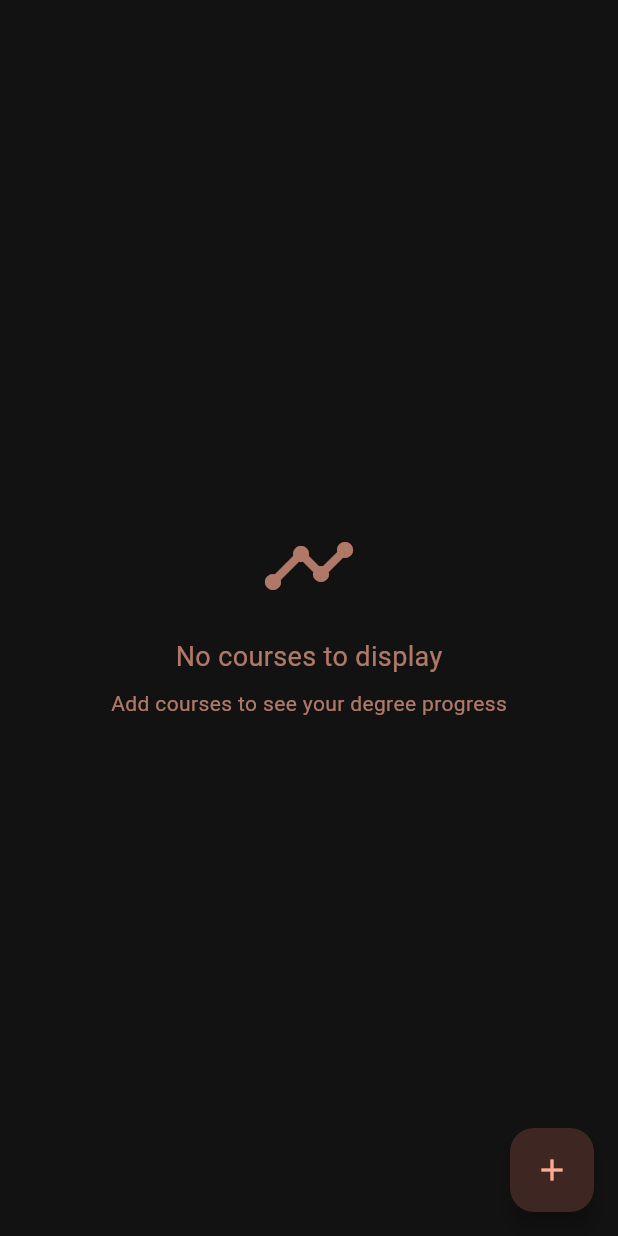
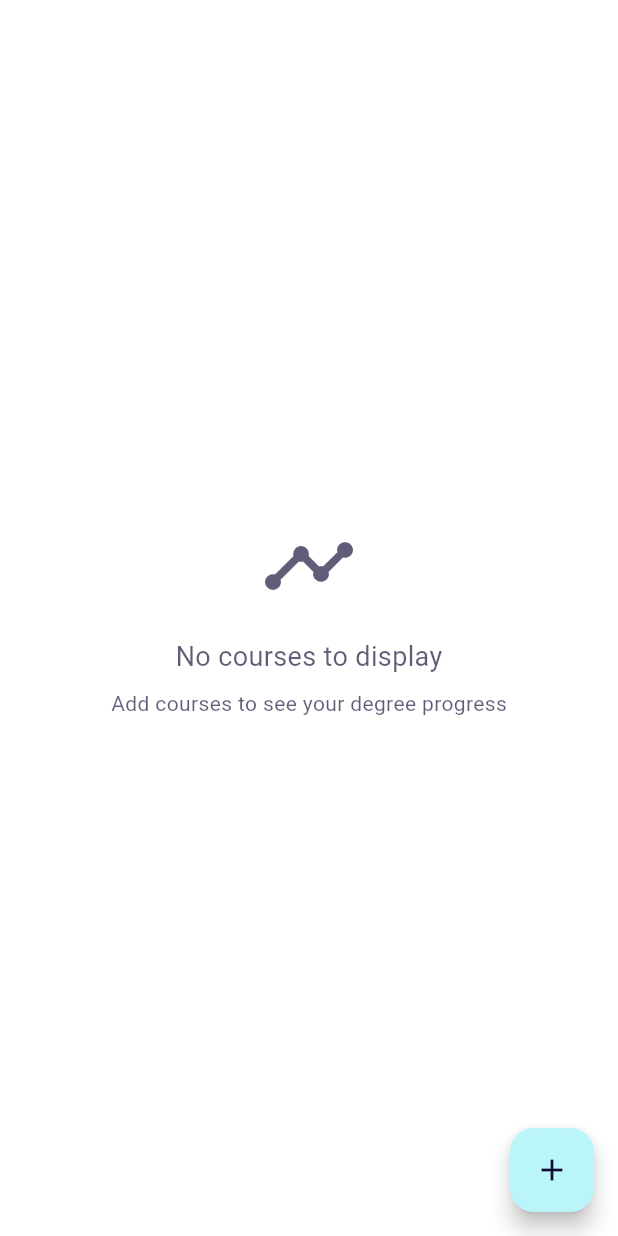
Before and after one commit to Technion236272/2025b-DegreEZ, a Flutter app: the CustomizedDiagramPage screen opened directly, on a phone screen of 412 x 824 dp. Run offline on Flutter 3.47's test engine with Material 3 defaults, Android fonts, the phone set to English and light mode, and no system bars; drawn by our look-alikes of calendar_view; our stand-ins replace auto_size_text, cloud_firestore, firebase_auth, firebase_core, flutter_dotenv, google_sign_in and 1 more; accounts and stored records are empty; network calls fail.

Commit message:
basic files to try color Palettes

```diff
--- /dev/null
+++ b/degreez/lib/color/color_palette2.dart
@@ -0,0 +1,277 @@
+import 'package:flutter/material.dart';
+
+class AppColors {
+  // Primary Colors
+  //static const Color primary = Color(0xFF82ECFF);
+  static const Color accent = Color(0xFF110C34);
+  static const Color accentDim = Color(0xAA110C34);
+  static const Color accentExtremelyDim = Color(0x33110C34);
+  // static const Color accent = Color(0xFFFFCF82);
+  static const Color primary = Color.fromARGB(255, 186, 245, 249);
+  static const Color primaryDim = Color.fromARGB(170, 186, 245, 249);
+  static const Color textPrimary = Color(0xFF110C34);
+  static const Color textPrimaryDim = Color(0xAA110C34);
+
+  // Background Colors
+  static const Color background = Color(0xFFFFFFFF);
+  static const Color surface = Color(0xFFFFFFFF);
+  static const Color surfaceVariant = Color(0xFFF8F9FA);
+
+  // Text Colors
+  static const Color textSecondary = Color(0xFF6B7280);
+  static const Color textTertiary = Color(0xFF9CA3AF);
+  static const Color textOnPrimary = Color(0xFF110C34);
+  static const Color textOnAccent = Color(0xFFFFFFFF);
+
+  // Semantic Colors
+  static const Color success = Color(0xFF10B981);
+  static const Color warning = Color(0xFFF59E0B);
+  static const Color error = Color(0xFFEF4444);
+  static const Color info = Color(0xFF3B82F6);
+
+  // Utility Colors
+  static const Color divider = Color(0xFFE5E7EB);
+  static const Color border = Color(0xFFD1D5DB);
+  static const Color shadow = Color(0x1A000000);
+
+  // Primary Color Shades
+  static const Color primaryLight = Color(0xFFB3F0FF);
+  static const Color primaryDark = Color(0xFF4DD9FF);
+
+  // Accent Color Shades
+  static const Color accentLight = Color(0xFFFFDDB3);
+  static const Color accentDark = Color(0xFFFFB84D);
+}
+
+
+
+
+
+final ThemeData appTheme = ThemeData(
+  useMaterial3: true,
+  canvasColor: AppColors.background,
+  cardColor: AppColors.primary,
+  // Color Scheme
+  colorScheme: ColorScheme.light(
+    brightness: Brightness.light,
+    primary: AppColors.primary,
+    secondary: AppColors.accent,
+    surface: AppColors.surface,
+    error: AppColors.error,
+    onPrimary: AppColors.textOnPrimary,
+    onSecondary: AppColors.textOnAccent,
+    onSurface: AppColors.textPrimary,
+    onError: Colors.white,
+  ),
+
+  // Scaffold
+  scaffoldBackgroundColor: AppColors.background,
+
+  // App Bar Theme
+  appBarTheme: const AppBarTheme(
+    backgroundColor: AppColors.background,
+    foregroundColor: AppColors.textPrimary,
+    elevation: 0,
+    scrolledUnderElevation: 1,
+    titleTextStyle: TextStyle(
+      color: AppColors.textPrimary,
+      fontSize: 20,
+      fontWeight: FontWeight.w600,
+    ),
+    iconTheme: IconThemeData(
+      color: AppColors.textPrimary,
+    ),
+  ),
+
+  // Elevated Button Theme
+  elevatedButtonTheme: ElevatedButtonThemeData(
+    style: ElevatedButton.styleFrom(
+      backgroundColor: AppColors.accent,
+      foregroundColor: AppColors.textOnAccent,
+      elevation: 2,
+      shadowColor: AppColors.shadow,
+      shape: RoundedRectangleBorder(
+        borderRadius: BorderRadius.circular(12),
+      ),
+      padding: const EdgeInsets.symmetric(horizontal: 24, vertical: 12),
+      textStyle: const TextStyle(
+        fontSize: 16,
+        fontWeight: FontWeight.w600,
+      ),
+    ),
+  ),
+
+  // Text Button Theme
+  textButtonTheme: TextButtonThemeData(
+    style: TextButton.styleFrom(
+      foregroundColor: AppColors.textOnAccent,
+      backgroundColor: AppColors.accent,
+      shape: RoundedRectangleBorder(
+        borderRadius: BorderRadius.circular(8),
+      ),
+      padding: const EdgeInsets.symmetric(horizontal: 16, vertical: 8),
+    ),
+  ),
+
+  // Outlined Button Theme
+  outlinedButtonTheme: OutlinedButtonThemeData(
+    style: OutlinedButton.styleFrom(
+      foregroundColor: AppColors.textPrimary,
+      side: const BorderSide(color: AppColors.border),
+      shape: RoundedRectangleBorder(
+        borderRadius: BorderRadius.circular(12),
+      ),
+      padding: const EdgeInsets.symmetric(horizontal: 24, vertical: 12),
+    ),
+  ),
+
+  // Input Decoration Theme
+  inputDecorationTheme: InputDecorationTheme(
+    filled: true,
+    fillColor: AppColors.surfaceVariant,
+    border: OutlineInputBorder(
+      borderRadius: BorderRadius.circular(12),
+      borderSide: const BorderSide(color: AppColors.border),
+    ),
+    enabledBorder: OutlineInputBorder(
+      borderRadius: BorderRadius.circular(12),
+      borderSide: const BorderSide(color: AppColors.border),
+    ),
+    focusedBorder: OutlineInputBorder(
+      borderRadius: BorderRadius.circular(12),
+      borderSide: const BorderSide(color: AppColors.primary, width: 2),
+    ),
+    errorBorder: OutlineInputBorder(
+      borderRadius: BorderRadius.circular(12),
+      borderSide: const BorderSide(color: AppColors.error),
+    ),
+    labelStyle: const TextStyle(color: AppColors.textSecondary),
+    hintStyle: const TextStyle(color: AppColors.textTertiary),
+  ),
+
+  // Card Theme
+  cardTheme: CardTheme(
+    color: AppColors.background,
+    elevation: 2,
+    shadowColor: AppColors.accent,
+    shape: RoundedRectangleBorder(
+      borderRadius: BorderRadius.circular(16),
+    ),
+  ),
+
+  // Text Theme
+  textTheme: const TextTheme(
+    displayLarge: TextStyle(
+      color: AppColors.textPrimary,
+      fontSize: 32,
+      fontWeight: FontWeight.bold,
+    ),
+    displayMedium: TextStyle(
+      color: AppColors.textPrimary,
+      fontSize: 28,
+      fontWeight: FontWeight.bold,
+    ),
+    displaySmall: TextStyle(
+      color: AppColors.textPrimary,
+      fontSize: 24,
+      fontWeight: FontWeight.bold,
+    ),
+    headlineLarge: TextStyle(
+      color: AppColors.textPrimary,
+      fontSize: 22,
+      fontWeight: FontWeight.w600,
+    ),
+    headlineMedium: TextStyle(
+      color: AppColors.textPrimary,
+      fontSize: 20,
+      fontWeight: FontWeight.w600,
+    ),
+    headlineSmall: TextStyle(
+      color: AppColors.textPrimary,
+      fontSize: 18,
+      fontWeight: FontWeight.w600,
+    ),
+    titleLarge: TextStyle(
+      color: AppColors.textPrimary,
+      fontSize: 16,
+      fontWeight: FontWeight.w600,
+    ),
+    titleMedium: TextStyle(
+      color: AppColors.textPrimary,
+      fontSize: 14,
+      fontWeight: FontWeight.w500,
+    ),
+    titleSmall: TextStyle(
+      color: AppColors.textPrimary,
+      fontSize: 12,
+      fontWeight: FontWeight.w500,
+    ),
+    bodyLarge: TextStyle(
+      color: AppColors.textPrimary,
+      fontSize: 16,
+      fontWeight: FontWeight.normal,
+    ),
+    bodyMedium: TextStyle(
+      color: AppColors.textPrimary,
+      fontSize: 14,
+      fontWeight: FontWeight.normal,
+    ),
+    bodySmall: TextStyle(
+      color: AppColors.textSecondary,
+      fontSize: 12,
+      fontWeight: FontWeight.normal,
+    ),
+    labelLarge: TextStyle(
+      color: AppColors.textPrimary,
+      fontSize: 14,
+      fontWeight: FontWeight.w500,
+    ),
+    labelMedium: TextStyle(
+      color: AppColors.textSecondary,
+      fontSize: 12,
+      fontWeight: FontWeight.w500,
+    ),
+    labelSmall: TextStyle(
+      color: AppColors.textTertiary,
+      fontSize: 10,
+      fontWeight: FontWeight.w500,
+    ),
+  ),
+
+  // Icon Theme
+  iconTheme: const IconThemeData(
+    color: AppColors.textPrimary,
+    size: 24,
+  ),
+
+  // Divider Theme
+  dividerTheme: const DividerThemeData(
+    color: AppColors.divider,
+    thickness: 1,
+  ),
+
+  // Bottom Navigation Bar Theme
+  bottomNavigationBarTheme: const BottomNavigationBarThemeData(
+    backgroundColor: AppColors.surface,
+    selectedItemColor: AppColors.primary,
+    unselectedItemColor: AppColors.textSecondary,
+    type: BottomNavigationBarType.fixed,
+    elevation: 8,
+  ),
+
+  // Tab Bar Theme
+  tabBarTheme: const TabBarTheme(
+    labelColor: AppColors.primary,
+    unselectedLabelColor: AppColors.textSecondary,
+    indicator: UnderlineTabIndicator(
+      borderSide: BorderSide(color: AppColors.primary, width: 2),
+    ),
+  ),
+
+  // Floating Action Button Theme
+  floatingActionButtonTheme: FloatingActionButtonThemeData(
+    backgroundColor: AppColors.primary,
+    foregroundColor: AppColors.textOnPrimary,
+    elevation: 6,
+  ),
+);
--- a/degreez/lib/pages/customized_diagram_page.dart
+++ b/degreez/lib/pages/customized_diagram_page.dart
@@ -1,5 +1,6 @@
 // lib/pages/degree_progress_page.dart
 import 'package:degreez/color/color_palette.dart';
+import 'package:degreez/color/color_palette2.dart';
 import 'package:degreez/models/student_model.dart';
 import 'package:degreez/providers/course_provider.dart';
 import 'package:degreez/providers/customized_diagram_notifier.dart';
@@ -37,6 +38,7 @@ class _CustomizedDiagramPageState extends State<CustomizedDiagramPage> {
   // Helper method to get responsive grid count
   int _getCrossAxisCount(BuildContext context) {
     double screenWidth = MediaQuery.of(context).size.width;
+    debugPrint('screenWidth =  ${screenWidth.toString()}');
     if (screenWidth > 1200) return 6;
     if (screenWidth > 800) return 5;
     if (screenWidth > 600) return 4;
@@ -103,7 +105,6 @@ class _CustomizedDiagramPageState extends State<CustomizedDiagramPage> {
  create: (ctx) => CustomizedDiagramNotifier(),
  child:
 Scaffold(
-      backgroundColor: AppColorsDarkMode.mainColor,
       body: Consumer2<StudentProvider, CourseProvider>(
   builder: (context, studentNotifier, courseNotifier, _){
           final courseNotifier = context.read<CourseProvider>();
@@ -116,11 +117,11 @@ Scaffold(
               child: Column(
                 mainAxisAlignment: MainAxisAlignment.center,
                 children: [
-                  Icon(Icons.error, size: 64, color: Colors.red),
+                  Icon(Icons.error, size: 64, color: AppColors.error),
                   const SizedBox(height: 16),
                   Text(
                     'Error: ${studentNotifier.error}',
-                    style: const TextStyle(color: Colors.red),
+                    style: const TextStyle(color: AppColors.error),
                     textAlign: TextAlign.center,
                   ),
                 ],
@@ -135,16 +136,16 @@ Scaffold(
               child: Column(
                 mainAxisAlignment: MainAxisAlignment.center,
                 children: [
-                  Icon(Icons.timeline, size: 64, color: AppColorsDarkMode.secondaryColorDim),
+                  Icon(Icons.timeline, size: 64, color: AppColors.textPrimaryDim),
                   SizedBox(height: 16),
                   Text(
                     'No courses to display',
-                    style: TextStyle(fontSize: 18, color: AppColorsDarkMode.secondaryColorDim),
+                    style: TextStyle(fontSize: 18, color: AppColors.textPrimaryDim),
                   ),
                   SizedBox(height: 8),
                   Text(
                     'Add courses to see your degree progress',
-                    style: TextStyle(color: AppColorsDarkMode.secondaryColorDim),
+                    style: TextStyle(color: AppColors.textPrimaryDim),
                   ),
                 ],
               ),
@@ -175,7 +176,7 @@ Scaffold(
                   padding: EdgeInsets.only(left: 25, top: 10, bottom: 5),
                   child: Text(
                     "Tap a course for quick actions • Long press to add notes",
-                    style: TextStyle(color: AppColorsDarkMode.secondaryColorDim),
+                    style: TextStyle(color: AppColors.textPrimaryDim),
                   ),
                 ),
 
@@ -216,8 +217,6 @@ Scaffold(
         },
       ),
       floatingActionButton: FloatingActionButton(
-        backgroundColor: AppColorsDarkMode.accentColor,
-        foregroundColor: AppColorsDarkMode.secondaryColor,
         onPressed: () {
           _showAddSemesterDialog(context);
         },
@@ -324,9 +323,7 @@ Scaffold(
     return Container(
       padding: const EdgeInsets.all(12),
       decoration: BoxDecoration(
-        color: color.withOpacity(0.1),
         borderRadius: BorderRadius.circular(12),
-        border: Border.all(color: color.withOpacity(0.3)),
       ),
       child: Column(
         children: [
@@ -368,14 +365,9 @@ Scaffold(
     return Column(
       crossAxisAlignment: CrossAxisAlignment.start,
       children: [
-        Container(
-          margin: const EdgeInsets.only(top: 20, bottom: 10),
-          padding: const EdgeInsets.symmetric(horizontal: 16, vertical: 8),
-          decoration: BoxDecoration(
-            color: AppColorsDarkMode.accentColor,
-            borderRadius: BorderRadius.circular(20),
-          ),
-          child: Row(
+        Card(
+          child: Padding(padding: EdgeInsets.only(left: 9.0,right: 9.0,top: 4.0,bottom: 4.0) ,child:
+          Row(
             mainAxisAlignment: MainAxisAlignment.spaceBetween,
             crossAxisAlignment: CrossAxisAlignment.center,
             children: [
@@ -386,7 +378,6 @@ Scaffold(
                     style: TextStyle(
                       fontSize: 18,
                       fontWeight: FontWeight.bold,
-                      color: AppColorsDarkMode.secondaryColor,
                     ),
                   ),
                   const SizedBox(width: 8),
@@ -396,7 +387,7 @@ Scaffold(
                       vertical: 2,
                     ),
                     decoration: BoxDecoration(
-                      color: AppColorsDarkMode.secondaryColor,
+                      color: AppColors.primary,
                       borderRadius: BorderRadius.circular(12),
                     ),
                     child: Text(
@@ -404,7 +395,6 @@ Scaffold(
                       style: TextStyle(
                         fontSize: 14,
                         fontWeight: FontWeight.w500,
-                        color: AppColorsDarkMode.accentColor,
                       ),
                     ),
                   ),
@@ -415,7 +405,6 @@ Scaffold(
                   IconButton(
                     icon: const Icon(
                       Icons.add,
-                      color: AppColorsDarkMode.secondaryColor,
                     ),
                     tooltip: 'Add Course',
                     onPressed: () {
@@ -425,7 +414,6 @@ Scaffold(
                   IconButton(
                     icon: const Icon(
                       Icons.delete,
-                      color: AppColorsDarkMode.secondaryColor,
                     ),
                     tooltip: 'Delete Semester',
                     onPressed: () {
@@ -435,7 +423,7 @@ Scaffold(
                 ],
               ),
             ],
-          ),
+          ),),
         ),
 
         // Display message if no courses
@@ -446,7 +434,6 @@ Scaffold(
                 child: Text(
                   'No courses in this semester',
                   style: TextStyle(
-                    color: AppColorsDarkMode.secondaryColorDim,
                     fontStyle: FontStyle.italic,
                   ),
                 ),
@@ -638,19 +625,17 @@ Scaffold(
       builder:
           (ctx) => AlertDialog(
             shape: RoundedRectangleBorder(
-      side: BorderSide(color:  AppColorsDarkMode.secondaryColor, width: 2),
+      side: BorderSide(color:  AppColors.accent, width: 2),
       borderRadius: BorderRadius.circular(12),
     ),
-            backgroundColor: AppColorsDarkMode.accentColor,
-            title: const Text('Delete Semester',style: TextStyle(color: AppColorsDarkMode.secondaryColor),),
+            title: const Text('Delete Semester',),
             content: Text(
-              'Are you sure you want to delete "$semesterName"? This will remove all courses in it.',style: TextStyle(color: AppColorsDarkMode.secondaryColor),
+              'Are you sure you want to delete "$semesterName"? This will remove all courses in it.',
             ),
             actions: [
               TextButton(
                 onPressed: () => Navigator.of(ctx).pop(),
-                child: const Text('Cancel',
-                  style: TextStyle(color: AppColorsDarkMode.secondaryColorDim),),
+                child: const Text('Cancel',),
               ),
               TextButton(
                 onPressed: () async {
@@ -665,7 +650,7 @@ Scaffold(
                 },
                 child: const Text(
                   'Delete',
-                  style: TextStyle(color: AppColorsDarkMode.secondaryColor,fontWeight:FontWeight.w700),
+                  style: TextStyle(fontWeight:FontWeight.w700),
                 ),
               ),
             ],
--- a/degreez/lib/providers/customized_diagram_notifier.dart
+++ b/degreez/lib/providers/customized_diagram_notifier.dart
@@ -17,7 +17,7 @@ class CustomizedDiagramNotifier extends ChangeNotifier {
 
   // Initialize user on startup
   void _initCustomizedDiagram() {
-    _cardColorPalette = CourseCardColorPalette1();
+    _cardColorPalette = CourseCardColorPalette2();
   }
 
   /// Sign in with Google account
--- a/degreez/lib/widgets/profile/profile_info_row.dart
+++ b/degreez/lib/widgets/profile/profile_info_row.dart
@@ -15,12 +15,11 @@ class ProfileInfoRow extends StatelessWidget {
         children: [
           Text(
             '$label: ',
-            style: const TextStyle(fontWeight: FontWeight.bold, color: Colors.white),
+            style: const TextStyle(fontWeight: FontWeight.bold,),
           ),
           Expanded(
             child: Text(
               value,
-              style: const TextStyle(color: Colors.white),
             ),
           ),
         ],
```
Also changed, not shown: degreez/lib/main.dart (+3 -43 lines), degreez/lib/pages/login_page.dart (+9 -19 lines), degreez/lib/pages/profile_page.dart (+58 -55 lines), degreez/lib/widgets/course_calendar_panel.dart (+5 -3 lines), degreez/lib/widgets/google_sign_in_button.dart (+5 -11 lines).
